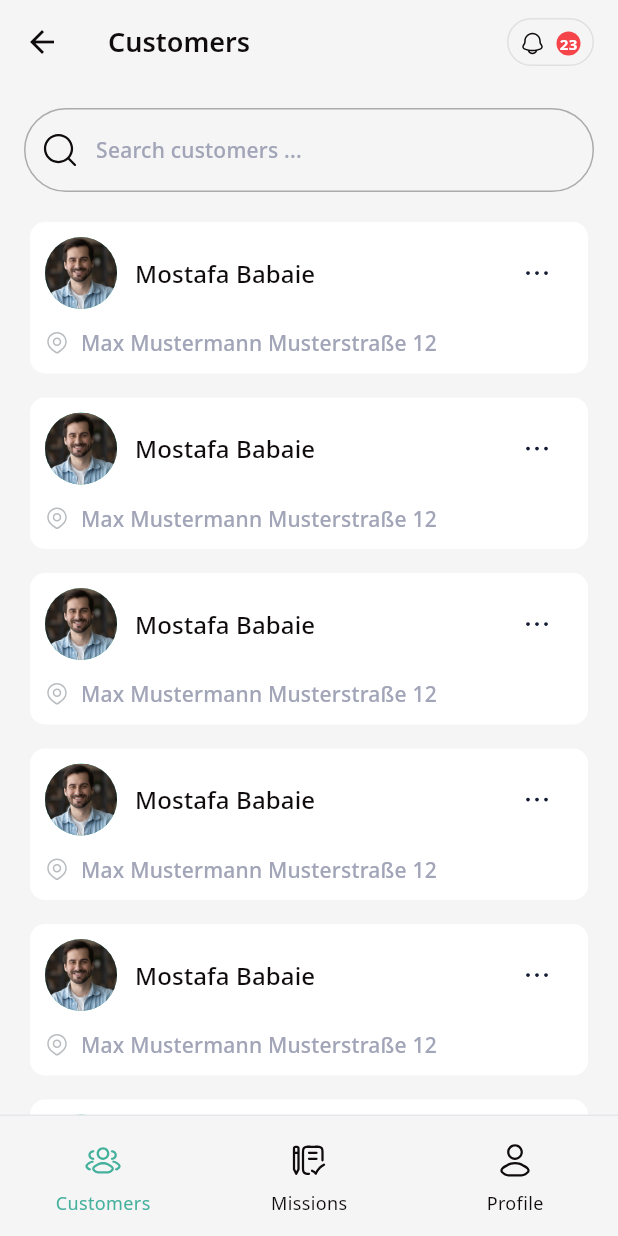
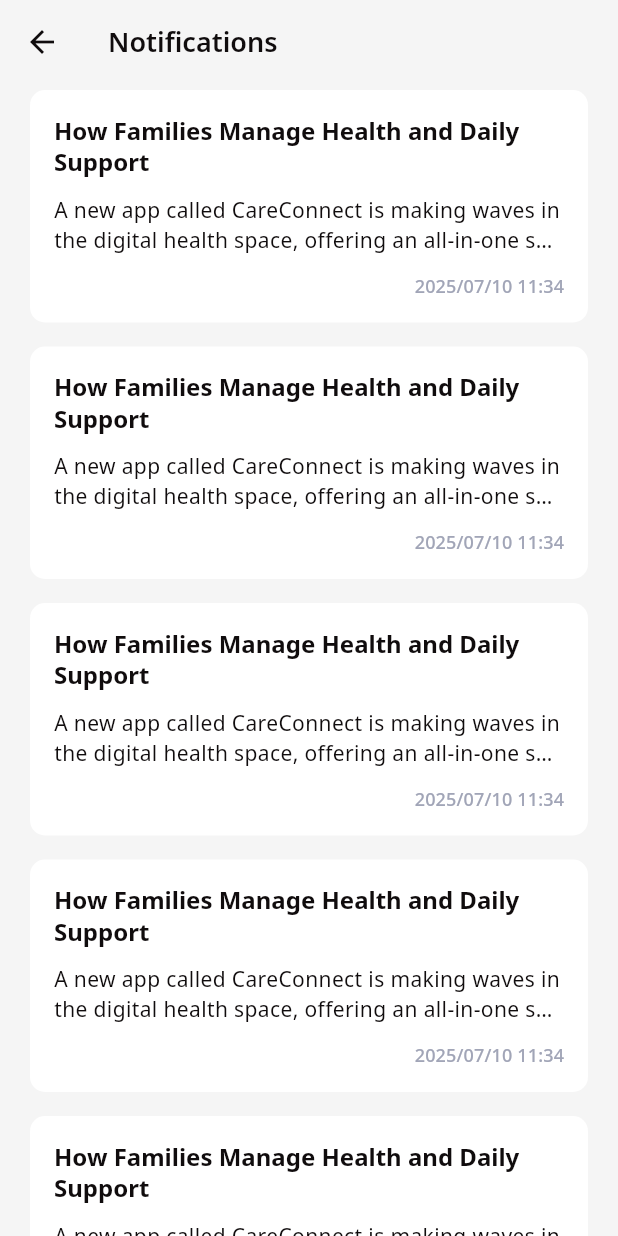
Before and after one commit to DigiCarePro2026/DigiCarePro-App, a Flutter app: the MainScreen screen opened by its route, after a tap on "23", on a phone screen of 412 x 824 dp. Run offline on Flutter 3.47's test engine with Material 3 defaults, Android fonts, the phone set to English and light mode, and no system bars; our stand-ins replace dartz, dio, dropdown_search, flutter_svg, get, internet_connection_checker and 2 more; accounts and stored records are empty.

Commit message:
feat:add notifications screen

```diff
--- a/lib/app/routes/app_pages.dart
+++ b/lib/app/routes/app_pages.dart
@@ -1,6 +1,7 @@
 import 'package:digi_care_pro/app/ui/pages/account/change_password_screen.dart';
 import 'package:digi_care_pro/app/ui/pages/account/login_screen.dart';
 import 'package:digi_care_pro/app/ui/pages/main/main_screen.dart';
+import 'package:digi_care_pro/app/ui/pages/main/notifications_screen.dart';
 import 'package:digi_care_pro/app/ui/pages/menu/change_language_screen.dart';
 import 'package:digi_care_pro/app/ui/pages/menu/customer_list_screen.dart';
 import 'package:digi_care_pro/app/ui/pages/menu/employee_list_screen.dart';
@@ -35,5 +36,9 @@ class AppPages {
       name: Routes.CHANGE_LANGUAGE,
       page: () => const ChangeLanguageScreen(),
     ),
+    GetPage(
+      name: Routes.NOTIFICATIONS,
+      page: () => const NotificationsScreen(),
+    ),
   ];
 }
--- a/lib/app/routes/app_routes.dart
+++ b/lib/app/routes/app_routes.dart
@@ -7,4 +7,5 @@ abstract class Routes {
   static const EMPLOYEE_LIST = '/employee-list';
   static const CHANGE_PASSWORD = '/change-password';
   static const CHANGE_LANGUAGE = '/change-language';
+  static const NOTIFICATIONS = '/notifications';
 }
--- a/lib/app/ui/pages/main/main_screen.dart
+++ b/lib/app/ui/pages/main/main_screen.dart
@@ -1,3 +1,4 @@
+import 'package:digi_care_pro/app/routes/app_routes.dart';
 import 'package:digi_care_pro/app/ui/pages/main/home_screen.dart';
 import 'package:digi_care_pro/app/ui/pages/menu/customer_list_screen.dart';
 import 'package:digi_care_pro/app/ui/pages/menu/profile_screen.dart';
@@ -31,7 +32,7 @@ class _MainScreenState extends State<MainScreen> {
         actions: [
           InkWell(
             borderRadius: BorderRadius.circular(16),
-            onTap: () {},
+            onTap: () => Get.toNamed(Routes.NOTIFICATIONS),
             child: Container(
               height: 32,
               decoration: BoxDecoration(
--- /dev/null
+++ b/lib/app/ui/pages/main/notifications_screen.dart
@@ -0,0 +1,93 @@
+import 'package:digi_care_pro/app/ui/theme/app_dimens.dart';
+import 'package:flutter/material.dart';
+import 'package:get/get.dart';
+
+class NotificationsScreen extends StatefulWidget {
+  const NotificationsScreen({super.key});
+
+  @override
+  State<NotificationsScreen> createState() => _NotificationsScreenState();
+}
+
+class _NotificationsScreenState extends State<NotificationsScreen> {
+  @override
+  Widget build(BuildContext context) {
+    return Scaffold(
+      appBar: AppBar(title: Text('notifications'.tr)),
+      body: ListView.builder(
+        itemCount: 16,
+        itemBuilder: (ctx, index) => NewsItem(index: index),
+      ),
+    );
+  }
+}
+
+class NewsItem extends StatefulWidget {
+  final int index;
+  const NewsItem({super.key, required this.index});
+
+  @override
+  State<NewsItem> createState() => _NewsItemState();
+}
+
+class _NewsItemState extends State<NewsItem> {
+  bool isExpanded = false;
+  static const double cardPadding = 16.0;
+
+  @override
+  Widget build(BuildContext context) {
+    return Padding(
+      padding: const EdgeInsets.only(left: 16, right: 16, bottom: 8),
+      child: AnimatedContainer(
+        duration: const Duration(milliseconds: 300),
+        curve: Curves.easeInOut,
+        child: Card(
+          child: InkWell(
+            borderRadius: BorderRadius.circular(cardRadius),
+            onTap: (){
+              setState(() {
+                isExpanded = !isExpanded;
+              });
+            },
+            child: Padding(
+              padding: const EdgeInsets.all(cardPadding),
+              child: Column(
+                crossAxisAlignment: CrossAxisAlignment.start,
+                children: [
+                  Text(
+                    'How Families Manage Health and Daily Support',
+                    style: Theme.of(context).textTheme.headlineMedium,
+                  ),
+                  const SizedBox(height: 12),
+                  AnimatedCrossFade(
+                    firstChild: Text(
+                      'A new app called CareConnect is making waves in the digital health space, offering an all-in-one solution for families, caregivers, and healthcare professionals. The app simplifies care coordination by combining features like medication reminders, health tracking, appointment scheduling, and secure messaging — all in a single, easy-to-use platform.',
+                      style: Theme.of(context).textTheme.bodyMedium,
+                      maxLines: 2,
+                      overflow: TextOverflow.ellipsis,
+                    ),
+                    secondChild: Text(
+                      'A new app called CareConnect is making waves in the digital health space, offering an all-in-one solution for families, caregivers, and healthcare professionals. The app simplifies care coordination by combining features like medication reminders, health tracking, appointment scheduling, and secure messaging — all in a single, easy-to-use platform.',
+                      style: Theme.of(context).textTheme.bodyMedium,
+                    ),
+                    crossFadeState: isExpanded
+                        ? CrossFadeState.showSecond
+                        : CrossFadeState.showFirst,
+                    duration: const Duration(milliseconds: 300),
+                  ),
+                  const SizedBox(height: 12),
+                  Row(
+                    mainAxisAlignment: MainAxisAlignment.end,
+                    children: [
+                      Text('2025/07/10 11:34', style: Theme.of(context).textTheme.titleSmall),
+                    ],
+                  ),
+                ],
+              ),
+            ),
+          ),
+        ),
+      ),
+    );
+  }
+}
--- a/lib/app/ui/pages/mission/mission_details_screen.dart
+++ b/lib/app/ui/pages/mission/mission_details_screen.dart
@@ -20,6 +20,8 @@ class _MissionDetailsScreenState extends State<MissionDetailsScreen> {
     MenuModel(title: 'customer_signature'.tr, icon: 'assets/icons/signature.svg', color: AppColors.signatureColor),
     MenuModel(title: 'submit_report'.tr, icon: 'assets/icons/report.svg', color: AppColors.reportColor),
     MenuModel(title: 'delay_report'.tr, icon: 'assets/icons/delay-report.svg', color: AppColors.delayReportColor),
+    MenuModel(title: 'change_date_time'.tr, icon: 'assets/icons/calendar-setting.svg', color: AppColors.delayReportColor),
+    MenuModel(title: 'cancel_mission'.tr, icon: 'assets/icons/cancel.svg', color: AppColors.delayReportColor),
 
   ];
 
@@ -30,7 +32,7 @@ class _MissionDetailsScreenState extends State<MissionDetailsScreen> {
         children: [
           Container(
             width: double.infinity,
-            height: 250,
+            height: 280,
             color: Theme.of(context).colorScheme.primary,
             child: Image.asset(
               'assets/images/bg-customer-detail-header.png',
@@ -42,7 +44,7 @@ class _MissionDetailsScreenState extends State<MissionDetailsScreen> {
           ),
           Column(
             children: [
-              SizedBox(height: Get.width < 400 ? 40 : 70),
+              SizedBox(height: Get.width < 400 ? 30 : 60),
               Stack(
                 alignment: AlignmentDirectional.centerStart,
                 children: [
@@ -76,7 +78,7 @@ class _MissionDetailsScreenState extends State<MissionDetailsScreen> {
           ),
           Column(
             children: [
-              SizedBox(height: Get.width < 400 ? 100 : 130),
+              SizedBox(height: Get.width < 400 ? 90 : 120),
               Padding(
                 padding: const EdgeInsets.only(left: 24, right: 24),
                 child: SizedBox(
@@ -154,14 +156,14 @@ class _MissionDetailsScreenState extends State<MissionDetailsScreen> {
               ),
               Expanded(
                 child: Padding(
-                  padding: const EdgeInsets.only(left: 10, right: 10),
+                  padding: const EdgeInsets.only(left: 24, right: 24),
                   child: GridView.builder(
                     itemCount: menu.length,
                     gridDelegate: const SliverGridDelegateWithFixedCrossAxisCount(
-                      crossAxisCount: 3, // 👈 سه ستون
-                      mainAxisSpacing: 8, // فاصله عمودی بین آیتم‌ها
-                      crossAxisSpacing: 0, // فاصله افقی بین آیتم‌ها
-                      childAspectRatio: 1, // نسبت عرض به ارتفاع آیتم‌ها
+                      crossAxisCount: 2, // 👈 سه ستون
+                      mainAxisSpacing: 16, // فاصله عمودی بین آیتم‌ها
+                      crossAxisSpacing: 16, // فاصله افقی بین آیتم‌ها
+                      childAspectRatio: 1.5, // نسبت عرض به ارتفاع آیتم‌ها
                     ),
                     itemBuilder: (ctx, index) => _buildItem(menu[index]),
                   ),
@@ -181,6 +183,7 @@ class _MissionDetailsScreenState extends State<MissionDetailsScreen> {
       child: Column(
         children: [
           Container(
+            width: double.infinity,
             decoration: BoxDecoration(
               color: menu.color.withAlpha(30),
               borderRadius: BorderRadius.circular(cardRadius),
--- a/lib/config/translations/en_US.dart
+++ b/lib/config/translations/en_US.dart
@@ -33,9 +33,9 @@ const Map<String, String> enUS = {
   'add_mission': 'Add Mission',
   'employee_list_search_hint': 'Search employees ...',
   'routing': 'Routing',
-  'upload_document': 'Upload',
-  'customer_signature': 'Signature',
-  'submit_report': 'Submit Report',
+  'upload_document': 'Upload Document',
+  'customer_signature': 'Customer Signature',
+  'submit_report': 'Mission Report',
   'delay_report': 'Delay Report',
   'current_password': 'Current password',
   'new_password': 'New password',
@@ -43,4 +43,8 @@ const Map<String, String> enUS = {
   'english': 'English',
   'french': 'French',
   'german': 'German',
+  'notifications': 'Notifications',
+  'change_date_time': 'Change Date & Time',
+  'cancel_mission': 'Cancel Mission',
+
 };
```
Also changed, not shown: assets/icons/calendar-setting.svg (added), assets/icons/cancel.svg (added).
